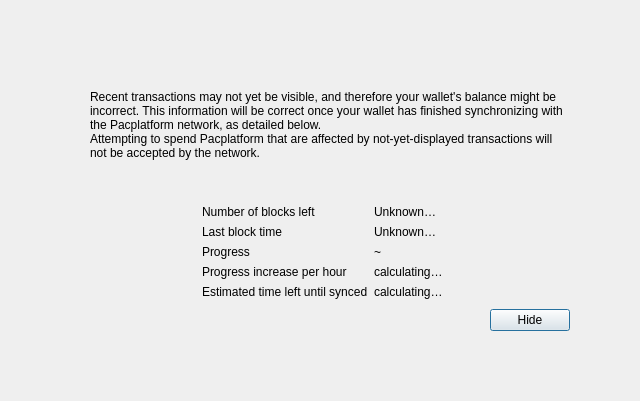
Qt form src/qt/forms/modaloverlay.ui (defcon-project/defcon) before a commit.
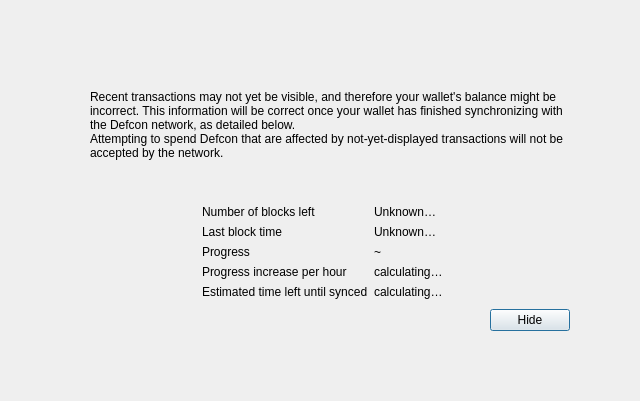
The same form after that commit.

Commit message: build: rebrand codebase to defcon

What changed in the file:
```diff
--- a/src/qt/forms/modaloverlay.ui
+++ b/src/qt/forms/modaloverlay.ui
@@ -111,7 +111,7 @@
              <item>
               <widget class="QLabel" name="infoText">
                <property name="text">
-                <string>Recent transactions may not yet be visible, and therefore your wallet's balance might be incorrect. This information will be correct once your wallet has finished synchronizing with the Pacplatform network, as detailed below.</string>
+                <string>Recent transactions may not yet be visible, and therefore your wallet's balance might be incorrect. This information will be correct once your wallet has finished synchronizing with the Defcon network, as detailed below.</string>
                </property>
                <property name="textFormat">
                 <enum>Qt::RichText</enum>
@@ -124,7 +124,7 @@
              <item>
               <widget class="QLabel" name="infoTextStrong">
                <property name="text">
-                <string>Attempting to spend Pacplatform that are affected by not-yet-displayed transactions will not be accepted by the network.</string>
+                <string>Attempting to spend Defcon that are affected by not-yet-displayed transactions will not be accepted by the network.</string>
                </property>
                <property name="textFormat">
                 <enum>Qt::RichText</enum>
```
The commit also changes 31 other files.
